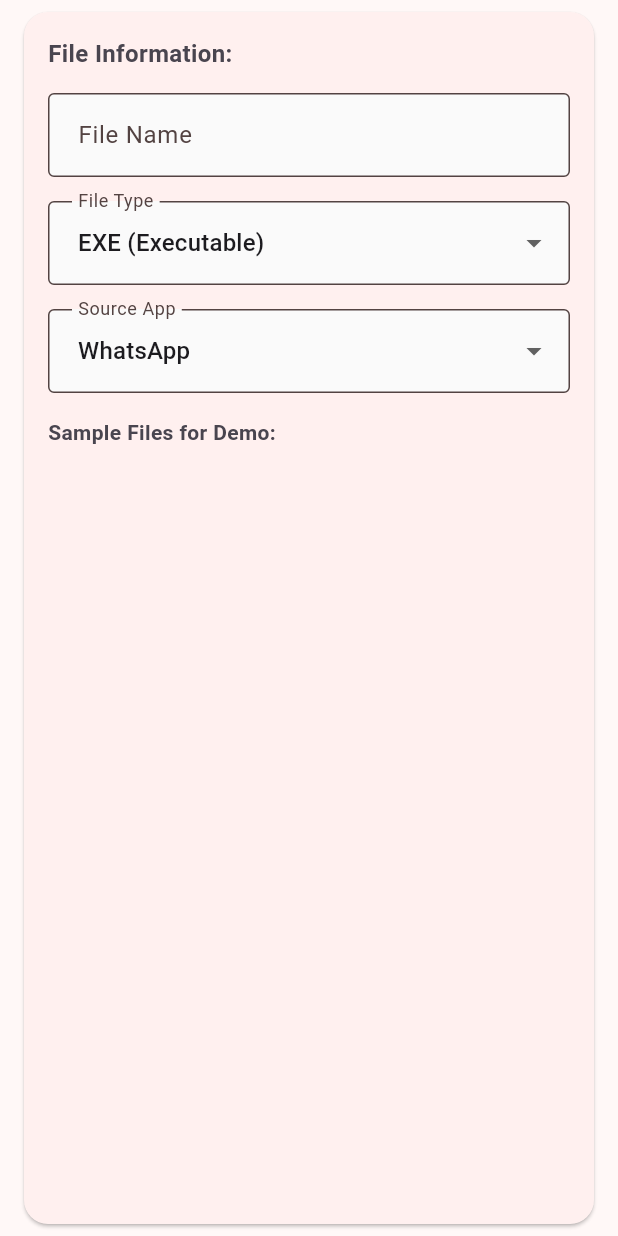
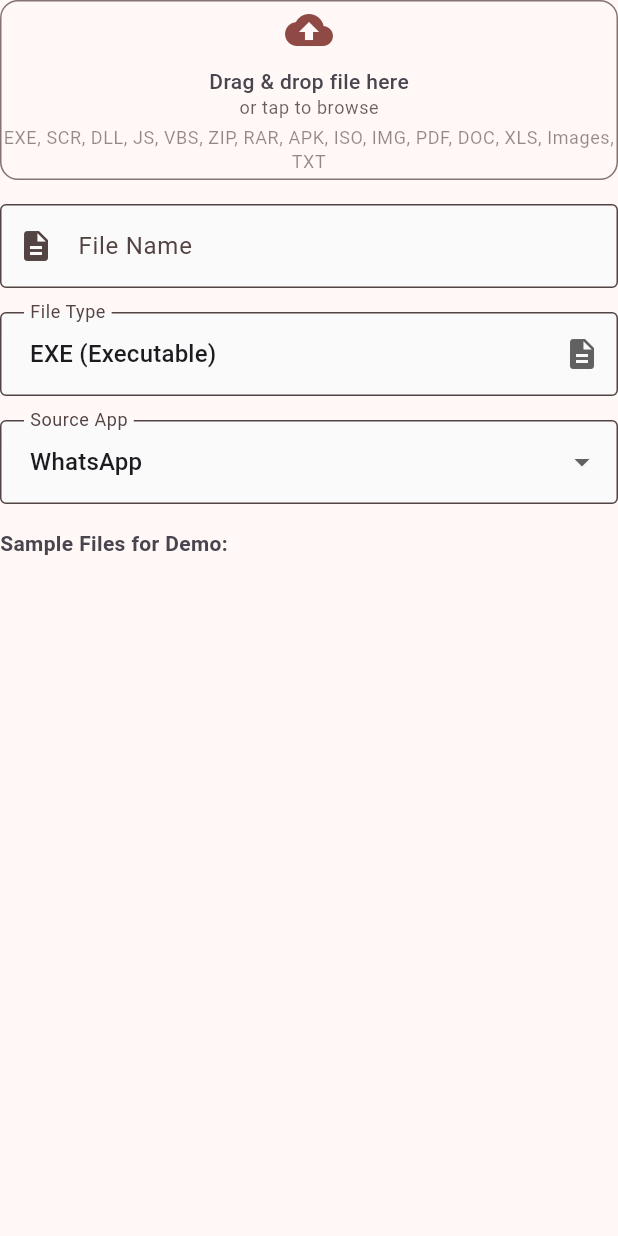
Before and after one commit to Eric-Babablacksheep/Jagacall, a Flutter app: the FileInputWidget widget shown alone on an empty page, opened directly with empty values, on a phone screen of 412 x 824 dp. Run offline on Flutter 3.47's test engine with Material 3 defaults, Android fonts, the phone set to English and light mode, and no system bars; our stand-ins replace file_picker, flutter_local_notifications, shared_preferences; accounts and stored records are empty.

Commit message:
Update file_input_widget.dart

```diff
--- a/lib/widgets/file_input_widget.dart
+++ b/lib/widgets/file_input_widget.dart
@@ -1,7 +1,9 @@
 import 'package:flutter/material.dart';
+import 'dart:io';
+import 'package:file_picker/file_picker.dart' as fp;
 import '../models/file_analysis.dart';
 
-class FileInputWidget extends StatelessWidget {
+class FileInputWidget extends StatefulWidget {
   final TextEditingController fileNameController;
   final FileType selectedFileType;
   final SourceApp selectedSourceApp;
@@ -10,6 +12,7 @@ class FileInputWidget extends StatelessWidget {
   final Function(SourceApp) onSourceAppChanged;
   final Function(List<String>) onPermissionsChanged;
   final Function(Map<String, dynamic>) onSampleSelected;
+  final Function(String?) onFilePathChanged; // Added callback for file path
   final List<Map<String, dynamic>> sampleFiles;
   final bool isAnalyzing;
 
@@ -23,54 +26,226 @@ class FileInputWidget extends StatelessWidget {
     required this.onSourceAppChanged,
     required this.onPermissionsChanged,
     required this.onSampleSelected,
+    required this.onFilePathChanged, // Added required callback
     required this.sampleFiles,
     required this.isAnalyzing,
   });
 
   @override
+  State<FileInputWidget> createState() => _FileInputWidgetState();
+}
+
+class _FileInputWidgetState extends State<FileInputWidget> {
+  bool _isDragOver = false;
+
+  Future<void> _pickFile() async {
+    if (widget.isAnalyzing) return;
+
+    try {
+      fp.FilePickerResult? result = await fp.FilePicker.platform.pickFiles(
+        type: fp.FileType.custom,
+        allowedExtensions: [
+          'exe', 'scr', 'dll', 'js', 'vbs', 'zip', 'rar', 'apk', 'iso', 'img',
+          'pdf', 'doc', 'docx', 'xls', 'xlsx', 'jpg', 'jpeg', 'png', 'gif', 'txt'
+        ],
+        allowMultiple: false,
+      );
+
+      if (result != null && result.files.single.path != null) {
+        final file = result.files.single;
+        final fileName = file.name;
+        final filePath = file.path;
+        final extension = fileName.split('.').last.toLowerCase();
+
+        // Determine file type
+        FileType fileType = FileType.other;
+        for (final type in FileType.values) {
+          if (type.name == extension) {
+            fileType = type;
+            break;
+          }
+        }
+
+        widget.fileNameController.text = fileName;
+        widget.onFileTypeChanged(fileType);
+        widget.onFilePathChanged(filePath); // Pass file path to parent
+
+        // Show success message
+        ScaffoldMessenger.of(context).showSnackBar(
+          SnackBar(
+            content: Text('File selected: $fileName'),
+            backgroundColor: Colors.green,
+            duration: const Duration(seconds: 2),
+          ),
+        );
+      }
+    } catch (e) {
+      ScaffoldMessenger.of(context).showSnackBar(
+        SnackBar(
+          content: Text('Error picking file: $e'),
+          backgroundColor: Colors.red,
+          duration: const Duration(seconds: 3),
+        ),
+      );
+    }
+  }
+
+  @override
   Widget build(BuildContext context) {
-    return Card(
-      child: Padding(
-        padding: const EdgeInsets.all(16.0),
-        child: Column(
+    final colorScheme = Theme.of(context).colorScheme;
+    return Column(
       crossAxisAlignment: CrossAxisAlignment.start,
       children: [
-            const Text(
-              'File Information:',
-              style: TextStyle(fontSize: 16, fontWeight: FontWeight.bold),
+        Container(
+          width: double.infinity,
+          height: 120,
+          decoration: BoxDecoration(
+            border: Border.all(
+              color: _isDragOver ? colorScheme.primary : colorScheme.outline,
+              width: _isDragOver ? 2 : 1,
+            ),
+            borderRadius: BorderRadius.circular(12),
+            color: _isDragOver
+                ? colorScheme.primary.withOpacity(0.1)
+                : colorScheme.surface,
+          ),
+          child: DragTarget<Object>(
+            onWillAcceptWithDetails: (details) {
+              setState(() {
+                _isDragOver = true;
+              });
+              return true;
+            },
+            onLeave: (data) {
+              setState(() {
+                _isDragOver = false;
+              });
+            },
+            onAcceptWithDetails: (details) {
+              setState(() {
+                _isDragOver = false;
+              });
+
+              // Handle different types of dragged data
+              final data = details.data;
+              String fileName = '';
+
+              if (data is String) {
+                fileName = data;
+              } else if (data.toString().contains('name:')) {
+                // Try to extract filename from platform file data
+                final dataString = data.toString();
+                final nameMatch = RegExp(r'name: ([^,]+)').firstMatch(dataString);
+                if (nameMatch != null) {
+                  fileName = nameMatch.group(1) ?? 'file';
+                }
+              } else {
+                fileName = 'file_${DateTime.now().millisecondsSinceEpoch}';
+              }
+
+              widget.fileNameController.text = fileName;
+              widget.onFilePathChanged(null); // Clear file path for drag & drop (demo mode)
+
+              // Show success message
+              ScaffoldMessenger.of(context).showSnackBar(
+                SnackBar(
+                  content: Text('File selected: $fileName'),
+                  backgroundColor: Colors.green,
+                  duration: const Duration(seconds: 2),
+                ),
+              );
+            },
+            builder: (context, candidateData, rejectedData) {
+              return InkWell(
+                onTap: _pickFile,
+                borderRadius: BorderRadius.circular(12),
+                child: Column(
+                  mainAxisAlignment: MainAxisAlignment.center,
+                  children: [
+                    Icon(
+                      widget.fileNameController.text.isNotEmpty ? Icons.description : Icons.cloud_upload,
+                      size: 32,
+                      color: colorScheme.primary,
+                    ),
+                    const SizedBox(height: 8),
+                    if (widget.fileNameController.text.isNotEmpty) ...[
+                      Text(
+                        widget.fileNameController.text,
+                        style: Theme.of(context).textTheme.bodyMedium?.copyWith(
+                          fontWeight: FontWeight.w500,
+                        ),
+                        textAlign: TextAlign.center,
+                        maxLines: 2,
+                        overflow: TextOverflow.ellipsis,
+                      ),
+                      const SizedBox(height: 4),
+                      Text(
+                        'Tap to change file',
+                        style: Theme.of(context).textTheme.bodySmall?.copyWith(
+                          color: colorScheme.primary,
+                        ),
+                      ),
+                    ] else ...[
+                      Text(
+                        'Drag & drop file here',
+                        style: Theme.of(context).textTheme.bodyMedium?.copyWith(
+                          fontWeight: FontWeight.w500,
+                        ),
+                      ),
+                      Text(
+                        'or tap to browse',
+                        style: Theme.of(context).textTheme.bodySmall?.copyWith(
+                          color: colorScheme.onSurface.withOpacity(0.7),
+                        ),
+                      ),
+                      const SizedBox(height: 4),
+                      Text(
+                        'EXE, SCR, DLL, JS, VBS, ZIP, RAR, APK, ISO, IMG, PDF, DOC, XLS, Images, TXT',
+                        style: Theme.of(context).textTheme.bodySmall?.copyWith(
+                          color: colorScheme.onSurface.withOpacity(0.5),
+                        ),
+                        textAlign: TextAlign.center,
+                      ),
+                    ],
+                  ],
+                ),
+              );
+            },
+          ),
         ),
         const SizedBox(height: 16),
         TextField(
-              controller: fileNameController,
-              decoration: const InputDecoration(
+          controller: widget.fileNameController,
+          decoration: InputDecoration(
             labelText: 'File Name',
-                hintText: 'Example: Maybank_Security_Update.apk',
-                border: OutlineInputBorder(),
+            hintText: 'Selected file name will appear here',
+            border: const OutlineInputBorder(),
+            prefixIcon: const Icon(Icons.description),
           ),
-              enabled: !isAnalyzing,
+          enabled: !widget.isAnalyzing,
+          readOnly: true,
         ),
         const SizedBox(height: 16),
         _buildFileTypeDropdown(),
         const SizedBox(height: 16),
         _buildSourceAppDropdown(),
-            if (selectedFileType == FileType.apk) ...[
+        if (widget.selectedFileType == FileType.apk) ...[
           const SizedBox(height: 16),
           _buildPermissionsSection(),
         ],
         const SizedBox(height: 16),
         _buildSampleFilesSection(),
       ],
-        ),
-      ),
     );
   }
 
   Widget _buildFileTypeDropdown() {
     return DropdownButtonFormField<FileType>(
-      value: selectedFileType,
+      value: widget.selectedFileType,
       decoration: const InputDecoration(
         labelText: 'File Type',
         border: OutlineInputBorder(),
+        suffixIcon: Icon(Icons.description),
       ),
       items: FileType.values.map((type) {
         return DropdownMenuItem(
@@ -78,15 +253,15 @@ class FileInputWidget extends StatelessWidget {
           child: Text(type.displayName),
         );
       }).toList(),
-      onChanged: isAnalyzing ? null : (type) {
-        if (type != null) onFileTypeChanged(type);
+      onChanged: widget.isAnalyzing ? null : (type) {
+        if (type != null) widget.onFileTypeChanged(type);
       },
     );
   }
 
   Widget _buildSourceAppDropdown() {
     return DropdownButtonFormField<SourceApp>(
-      value: selectedSourceApp,
+      value: widget.selectedSourceApp,
       decoration: const InputDecoration(
         labelText: 'Source App',
         border: OutlineInputBorder(),
@@ -97,8 +272,8 @@ class FileInputWidget extends StatelessWidget {
           child: Text(app.displayName),
         );
       }).toList(),
-      onChanged: isAnalyzing ? null : (app) {
-        if (app != null) onSourceAppChanged(app);
+      onChanged: widget.isAnalyzing ? null : (app) {
+        if (app != null) widget.onSourceAppChanged(app);
       },
     );
   }
@@ -121,21 +296,21 @@ class FileInputWidget extends StatelessWidget {
           spacing: 8,
           runSpacing: 4,
           children: allPermissions.map((permission) {
-            final isSelected = selectedPermissions.contains(permission);
+            final isSelected = widget.selectedPermissions.contains(permission);
             return FilterChip(
               label: Text(
                 permission.replaceAll('_', ' ').toUpperCase(),
                 style: TextStyle(fontSize: 12),
               ),
               selected: isSelected,
-              onSelected: isAnalyzing ? null : (selected) {
-                final newPermissions = List<String>.from(selectedPermissions);
+              onSelected: widget.isAnalyzing ? null : (selected) {
+                final newPermissions = List<String>.from(widget.selectedPermissions);
                 if (selected) {
                   newPermissions.add(permission);
                 } else {
                   newPermissions.remove(permission);
                 }
-                onPermissionsChanged(newPermissions);
+                widget.onPermissionsChanged(newPermissions);
               },
               backgroundColor: Colors.grey[200],
               selectedColor: Colors.orange[200],
@@ -155,16 +330,15 @@ class FileInputWidget extends StatelessWidget {
           style: TextStyle(fontSize: 14, fontWeight: FontWeight.bold),
         ),
         const SizedBox(height: 8),
-        ...sampleFiles.asMap().entries.map((entry) {
+        ...widget.sampleFiles.asMap().entries.map((entry) {
           final index = entry.key;
           final sample = entry.value;
           final riskLevel = sample['riskLevel'] as String;
-          final scamType = sample['scamType'] as String;
 
           return Padding(
             padding: const EdgeInsets.only(bottom: 8.0),
             child: InkWell(
-              onTap: isAnalyzing ? null : () => onSampleSelected(sample),
+              onTap: widget.isAnalyzing ? null : () => widget.onSampleSelected(sample),
               borderRadius: BorderRadius.circular(8),
               child: Container(
                 width: double.infinity,
@@ -209,32 +383,11 @@ class FileInputWidget extends StatelessWidget {
                       ],
                     ),
                     const SizedBox(height: 4),
-                    Row(
-                      children: [
-                        Text(
-                          '${FileType.values.firstWhere((e) => e.name == sample['fileType']).displayName} • ',
-                          style: const TextStyle(fontSize: 10, color: Colors.grey),
-                        ),
-                        Text(
-                          ScamType.values.firstWhere((e) => e.name == scamType).displayName,
-                          style: const TextStyle(fontSize: 10, color: Colors.grey),
-                        ),
-                      ],
-                    ),
-                    if (sample['permissions'] != null &&
-                        (sample['permissions'] as List).isNotEmpty) ...[
-                      const SizedBox(height: 2),
-                      Text(
-                        'Permissions: ${(sample['permissions'] as List).take(3).join(", ")}${(sample['permissions'] as List).length > 3 ? "..." : ""}',
-                        style: const TextStyle(fontSize: 9, color: Colors.grey),
-                      ),
-                    ],
-                    const SizedBox(height: 4),
                     Text(
                       'Click to use',
                       style: TextStyle(
                         fontSize: 10,
-                        color: isAnalyzing ? Colors.grey : Colors.blue[600],
+                        color: widget.isAnalyzing ? Colors.grey : Colors.blue[600],
                         fontStyle: FontStyle.italic,
                       ),
                     ),
```
Lines whose indentation alone changed are shown as unchanged.
